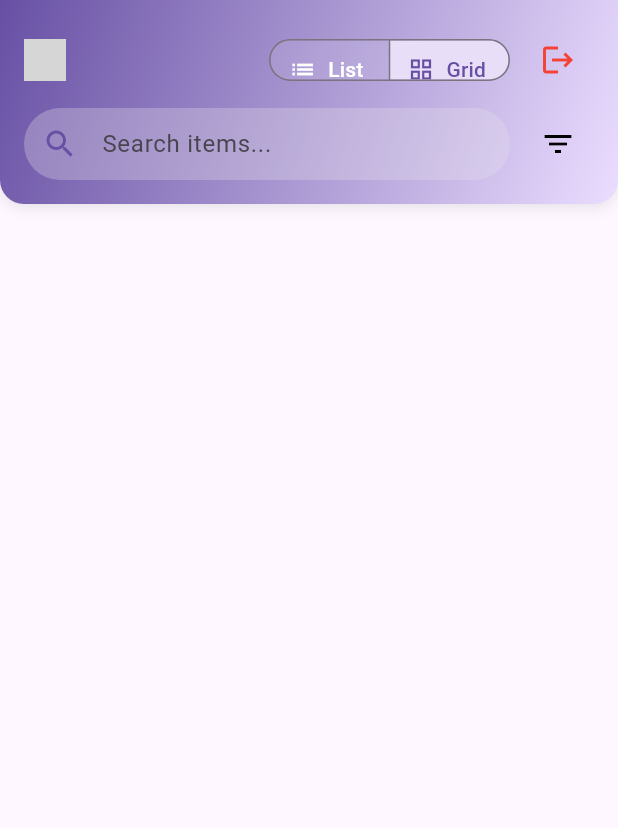
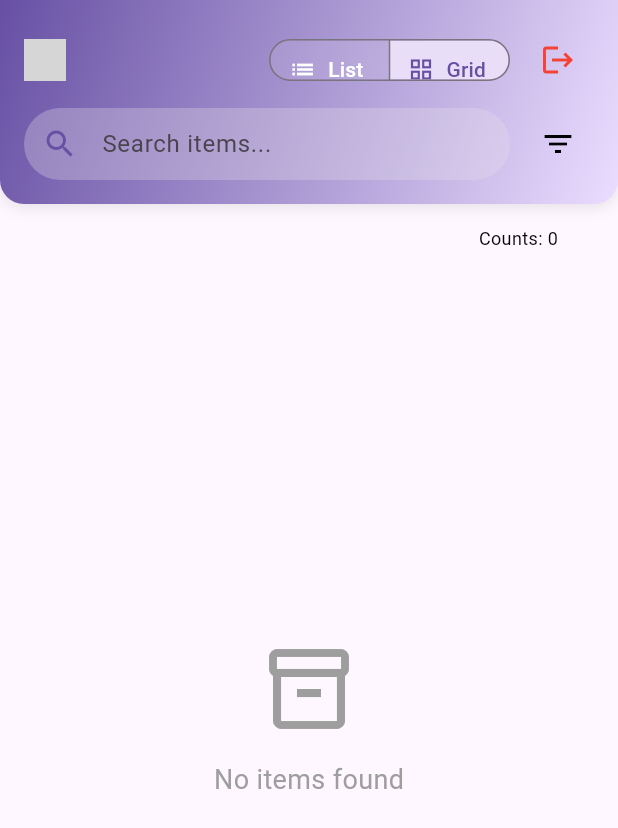
Before and after one commit to Punlork/Jabhouy, a Flutter app: the _InventoryTabView screen opened directly, on a phone screen of 412 x 824 dp. Shown: the top 828 px of the screen. Run offline on Flutter 3.47's test engine with Material 3 defaults, Android fonts, the phone set to English and light mode, and no system bars; our stand-ins replace bloc, cached_network_image, equatable, flutter_bloc, flutter_dotenv, flutter_slidable and 3 more; accounts and stored records are empty; generated files the repository leaves out were written again; network calls fail; grey boxes are pictures that could not be loaded.

Commit message:
update home

```diff
--- a/lib/auth/views/signin_page.dart
+++ b/lib/auth/views/signin_page.dart
@@ -54,6 +54,7 @@ class _SigninPageContentState extends State<_SigninPageContent> with SingleTicke
 
   void _handleLogin(BuildContext context) {
     if (_formKey.currentState!.validate()) {
+      FocusManager.instance.primaryFocus?.unfocus();
       context.read<SigninBloc>().add(
             SigninSubmitted(
               email: _emailController.text,
--- a/lib/home/bloc/inventory/inventory_bloc.dart
+++ b/lib/home/bloc/inventory/inventory_bloc.dart
@@ -8,7 +8,11 @@ part 'inventory_event.dart';
 part 'inventory_state.dart';
 
 class InventoryBloc extends Bloc<InventoryEvent, InventoryState> {
-  InventoryBloc(this.allItems) : super(InventoryState(filteredItems: allItems)) {
+  InventoryBloc(List<ShopItem> items)
+      : allItems = List.from(items),
+        super(
+          InventoryState(filteredItems: items),
+        ) {
     on<SearchItemsEvent>(_onSearchItems);
     on<FilterItemsEvent>(_onFilterItems);
     on<RefreshItemsEvent>(_onRefreshItems);
--- a/lib/home/widgets/inventory_tab.dart
+++ b/lib/home/widgets/inventory_tab.dart
@@ -4,7 +4,6 @@ import 'package:go_router/go_router.dart';
 import 'package:my_app/app/app.dart';
 import 'package:my_app/auth/auth.dart';
 import 'package:my_app/auth/bloc/signout/signout_bloc.dart';
-import 'package:my_app/home/bloc/inventory/inventory_bloc.dart';
 import 'package:my_app/home/home.dart';
 
 class InventoryTab extends StatelessWidget {
@@ -67,10 +66,7 @@ class _InventoryTabState extends State<_InventoryTabView> with AutomaticKeepAliv
           initialCategoryFilter: context.read<InventoryBloc>().state.categoryFilter,
           initialBuyerFilter: context.read<InventoryBloc>().state.buyerFilter,
           onApply: (category, buyer) => context.read<InventoryBloc>().add(
-                FilterItemsEvent(
-                  category,
-                  buyer,
-                ),
+                FilterItemsEvent(category, buyer),
               ),
         ),
       ),
@@ -82,8 +78,12 @@ class _InventoryTabState extends State<_InventoryTabView> with AutomaticKeepAliv
     super.build(context);
     final colorScheme = Theme.of(context).colorScheme;
 
+    final counts = context.watch<InventoryBloc>().allItems.length;
+
     return Scaffold(
-      body: Column(
+      body: Stack(
+        children: [
+          Column(
             children: [
               Container(
                 padding: const EdgeInsets.all(16),
@@ -92,11 +92,10 @@ class _InventoryTabState extends State<_InventoryTabView> with AutomaticKeepAliv
                     begin: Alignment.topLeft,
                     end: Alignment.bottomRight,
                     colors: [
-                  colorScheme.primary, // Dynamic primary color
-                  colorScheme.primaryContainer, // Lighter variant
+                      colorScheme.primary,
+                      colorScheme.primaryContainer,
                     ],
                   ),
-              color: colorScheme.surface,
                   borderRadius: const BorderRadius.vertical(bottom: Radius.circular(16)),
                   boxShadow: [
                     BoxShadow(
@@ -125,13 +124,23 @@ class _InventoryTabState extends State<_InventoryTabView> with AutomaticKeepAliv
                               BlocBuilder<AuthBloc, AuthState>(
                                 builder: (context, state) {
                                   if (state is Authenticated) {
-                                return Text(
+                                    return StreamBuilder<Object>(
+                                      stream: null,
+                                      builder: (context, snapshot) {
+                                        return Row(
+                                          children: [
+                                            Text(
                                               state.user.name ?? 'No name',
                                               style: TextStyle(
                                                 fontSize: 18,
                                                 fontWeight: FontWeight.bold,
                                                 color: colorScheme.onPrimary,
                                               ),
+                                            ),
+                                            const SizedBox(width: 4),
+                                          ],
+                                        );
+                                      },
                                     );
                                   }
                                   return const SizedBox.shrink();
@@ -141,7 +150,6 @@ class _InventoryTabState extends State<_InventoryTabView> with AutomaticKeepAliv
                           ),
                         ),
                         const Spacer(),
-                    const SizedBox(width: 8),
                         SizedBox(
                           height: 36,
                           child: SegmentedButton<bool>(
@@ -159,12 +167,11 @@ class _InventoryTabState extends State<_InventoryTabView> with AutomaticKeepAliv
                             ],
                             showSelectedIcon: false,
                             selected: {_isGridView},
-                        onSelectionChanged: (newSelection) => () {
-                          _isGridView = !_isGridView;
-                          setState(() {});
-                        }(),
+                            onSelectionChanged: (newSelection) {
+                              setState(() => _isGridView = newSelection.first);
+                            },
                             style: SegmentedButton.styleFrom(
-                          backgroundColor: colorScheme.onPrimary.withValues(alpha: 0.1),
+                              backgroundColor: colorScheme.onPrimary.withValues(alpha: .1),
                               foregroundColor: colorScheme.onPrimary,
                               selectedForegroundColor: colorScheme.primary,
                               padding: const EdgeInsets.symmetric(horizontal: 12).copyWith(bottom: 10),
@@ -176,11 +183,8 @@ class _InventoryTabState extends State<_InventoryTabView> with AutomaticKeepAliv
                           listeners: [
                             BlocListener<SignoutBloc, SignoutState>(
                               listener: (context, state) {
-                            switch (state.runtimeType) {
-                              case SignoutSuccess:
+                                if (state is SignoutSuccess) {
                                   context.read<AuthBloc>().add(AuthSignedOut());
-                              //   case SignoutLoading:
-                              //     context.goNamed(AppRoutes.loading);
                                 }
                               },
                             ),
@@ -204,11 +208,11 @@ class _InventoryTabState extends State<_InventoryTabView> with AutomaticKeepAliv
                                   content: const Text('Are you sure you want to sign out?'),
                                   actions: [
                                     TextButton(
-                                  onPressed: () => Navigator.of(context).pop(false), // Cancel
+                                      onPressed: () => Navigator.pop(context, false),
                                       child: const Text('Cancel'),
                                     ),
                                     TextButton(
-                                  onPressed: () => Navigator.of(context).pop(true), // Confirm
+                                      onPressed: () => Navigator.pop(context, true),
                                       child: const Text('Sign Out'),
                                     ),
                                   ],
@@ -231,12 +235,7 @@ class _InventoryTabState extends State<_InventoryTabView> with AutomaticKeepAliv
                       child: Row(
                         children: [
                           Expanded(
-                        child: SizedBox(
-                          height: 48,
                             child: TextField(
-                            expands: true,
-                            maxLines: null,
-                            textInputAction: TextInputAction.done,
                               controller: _searchController,
                               decoration: InputDecoration(
                                 contentPadding: const EdgeInsets.symmetric(horizontal: 16),
@@ -248,7 +247,6 @@ class _InventoryTabState extends State<_InventoryTabView> with AutomaticKeepAliv
                                 ),
                                 filled: true,
                                 fillColor: colorScheme.surfaceContainerHighest.withValues(alpha: .3),
-                            ),
                               ),
                             ),
                           ),
@@ -269,6 +267,22 @@ class _InventoryTabState extends State<_InventoryTabView> with AutomaticKeepAliv
                 child: BlocBuilder<InventoryBloc, InventoryState>(
                   buildWhen: (previous, current) => previous.filteredItems != current.filteredItems,
                   builder: (context, state) {
+                    if (state.filteredItems.isEmpty) {
+                      return const Center(
+                        child: Column(
+                          mainAxisAlignment: MainAxisAlignment.center,
+                          children: [
+                            Icon(Icons.inventory_2_outlined, size: 64, color: Colors.grey),
+                            SizedBox(height: 16),
+                            Text(
+                              'No items found',
+                              style: TextStyle(fontSize: 18, color: Colors.grey),
+                            ),
+                          ],
+                        ),
+                      );
+                    }
+
                     return RefreshIndicator(
                       onRefresh: () async {
                         context.read<InventoryBloc>().add(RefreshItemsEvent());
@@ -277,23 +291,18 @@ class _InventoryTabState extends State<_InventoryTabView> with AutomaticKeepAliv
                       color: colorScheme.primary,
                       child: AnimatedSwitcher(
                         duration: const Duration(milliseconds: 300),
-                    transitionBuilder: (Widget child, Animation<double> animation) {
-                      return FadeTransition(
+                        transitionBuilder: (child, animation) => FadeTransition(
                           opacity: animation,
                           child: ScaleTransition(
                             scale: animation.drive(
-                            Tween<double>(begin: 0.95, end: 1).chain(
-                              CurveTween(curve: Curves.easeInOut),
-                            ),
+                              Tween<double>(begin: 0.95, end: 1).chain(CurveTween(curve: Curves.easeInOut)),
                             ),
                             child: child,
                           ),
-                      );
-                    },
-                    layoutBuilder: (currentChild, previousChildren) => currentChild!,
+                        ),
                         child: _isGridView
                             ? GridView.builder(
-                            key: const ValueKey('grid'), // Unique key for AnimatedSwitcher
+                                key: const ValueKey('grid'),
                                 padding: const EdgeInsets.all(16),
                                 gridDelegate: SliverGridDelegateWithFixedCrossAxisCount(
                                   crossAxisCount: MediaQuery.of(context).size.width > 600 ? 3 : 2,
@@ -321,10 +330,8 @@ class _InventoryTabState extends State<_InventoryTabView> with AutomaticKeepAliv
                                           );
                                         },
                                         onDelete: () async {
-                                      //TODO: stimulate requesting delete
                                           LoadingOverlay.show();
-                                      // ignore: inference_failure_on_instance_creation
-                                      await Future.delayed(const Duration(seconds: 2));
+                                          await Future<void>.delayed(const Duration(seconds: 2));
                                           LoadingOverlay.hide();
                                         },
                                       ),
@@ -333,7 +340,7 @@ class _InventoryTabState extends State<_InventoryTabView> with AutomaticKeepAliv
                                 },
                               )
                             : ListView.builder(
-                            key: const ValueKey('list'), // Unique key for AnimatedSwitcher
+                                key: const ValueKey('list'),
                                 padding: const EdgeInsets.all(16),
                                 itemCount: state.filteredItems.length,
                                 physics: const BouncingScrollPhysics().applyTo(const AlwaysScrollableScrollPhysics()),
@@ -345,10 +352,8 @@ class _InventoryTabState extends State<_InventoryTabView> with AutomaticKeepAliv
                                     curve: Curves.easeInOut,
                                     child: ShopItemCard(
                                       onDelete: (_) async {
-                                    //TODO: stimulate requesting delete
                                         LoadingOverlay.show();
-                                    // ignore: inference_failure_on_instance_creation
-                                    await Future.delayed(const Duration(seconds: 2));
+                                        await Future<void>.delayed(const Duration(seconds: 2));
                                         LoadingOverlay.hide();
                                       },
                                       key: ValueKey(state.filteredItems[index].name),
@@ -370,10 +375,23 @@ class _InventoryTabState extends State<_InventoryTabView> with AutomaticKeepAliv
               ),
             ],
           ),
+          Positioned(
+            top: 150,
+            right: 40,
+            child: Text(
+              'Counts: $counts',
+              style: const TextStyle(
+                fontSize: 12,
+                fontWeight: FontWeight.w400,
+                color: Colors.black,
+              ),
+            ),
+          ),
+        ],
+      ),
     );
   }
 
-  // Helper method for consistent icon buttons
   Widget _buildIconButton({
     required IconData icon,
     required VoidCallback onPressed,
@@ -400,35 +418,6 @@ class _InventoryTabState extends State<_InventoryTabView> with AutomaticKeepAliv
       ),
     );
   }
-
-  Widget _buildSegmentButtons({
-    required IconData icon,
-    required VoidCallback onPressed,
-    required ColorScheme colorScheme,
-  }) {
-    return SizedBox(
-      height: 48,
-      child: SegmentedButton<bool>(
-        segments: [
-          ButtonSegment(
-            value: false,
-            icon: Icon(Icons.list, color: _isGridView ? Colors.white : null),
-            label: Text('List', style: TextStyle(color: _isGridView ? Colors.white : null)),
-          ),
-          const ButtonSegment(
-            value: true,
-            icon: Icon(Icons.grid_view),
-            label: Text('Grid'),
-          ),
-        ],
-        selected: {_isGridView},
-        onSelectionChanged: (newSelection) {
-          _isGridView = newSelection.first;
-          setState(() {});
-        },
-      ),
-    );
-  }
 }
 
 // Assuming ShopItemCard and GridShopItemCard are defined elsewhere
```
Also changed, not shown: lib/home/views/home_page.dart (+9 -13 lines), 9 other files. Lines whose indentation alone changed are shown as unchanged.
